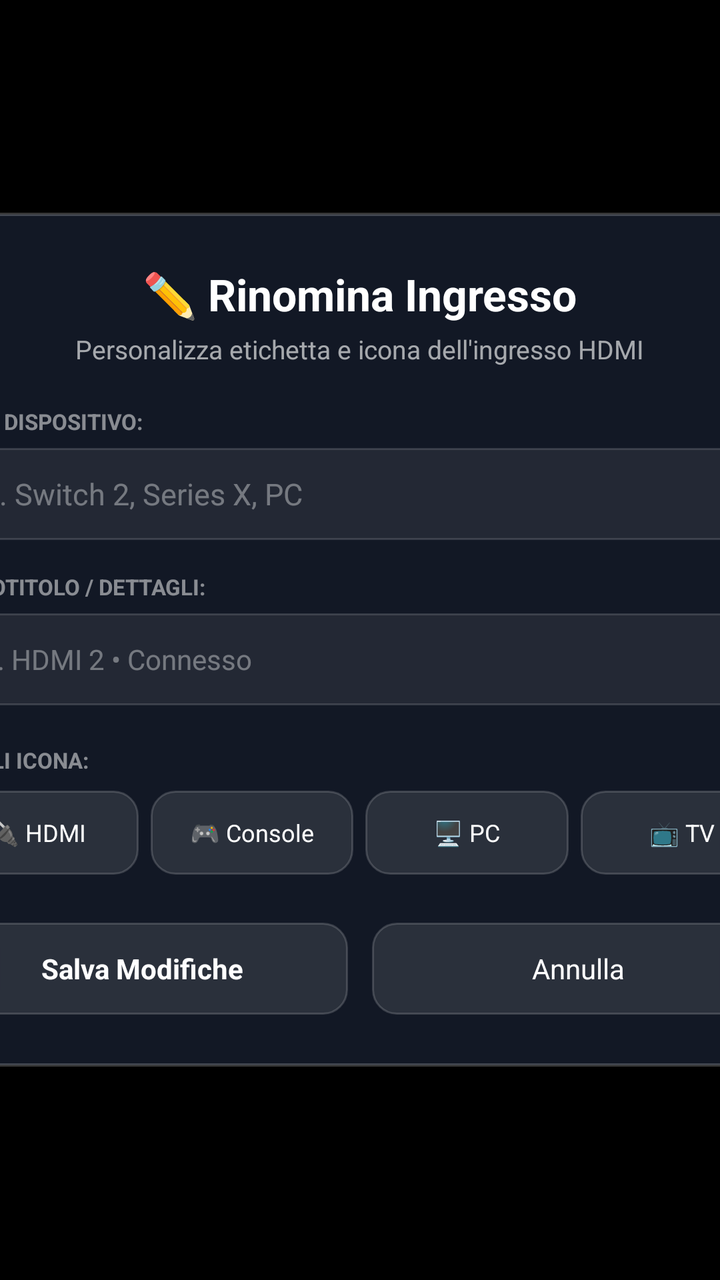
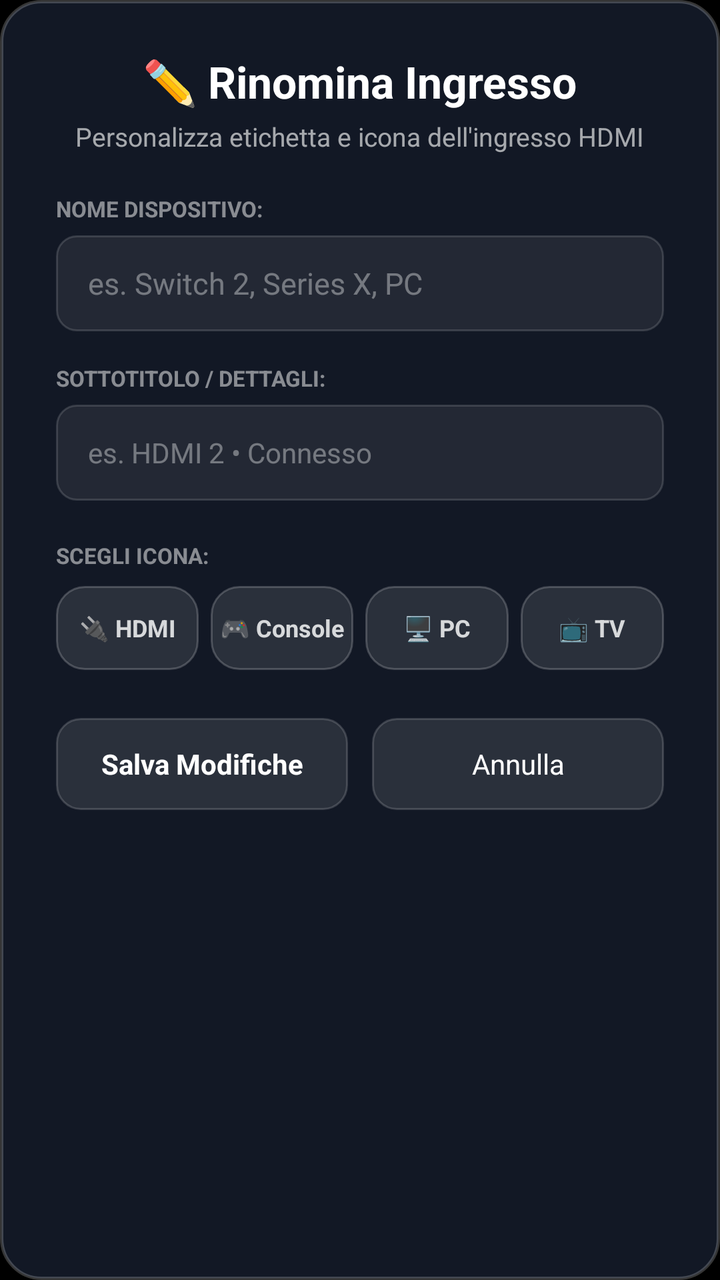

The first picture is an Android layout as it rendered before a commit; the second is the same layout after the commit. The layout source and the unified diff follow.
<!-- AndroidManifest.xml: application theme Theme.Zenith -->
<!-- res/layout/dialog_rename_input.xml -->
<?xml version="1.0" encoding="utf-8"?>
<FrameLayout xmlns:android="http://schemas.android.com/apk/res/android"
    android:layout_width="match_parent"
    android:layout_height="match_parent"
    android:background="#B3000000"
    android:clickable="true"
    android:focusable="true">

    <LinearLayout
        android:layout_width="480dp"
        android:layout_height="wrap_content"
        android:layout_gravity="center"
        android:orientation="vertical"
        android:background="@drawable/dialog_background"
        android:paddingStart="28dp"
        android:paddingEnd="28dp"
        android:paddingTop="26dp"
        android:paddingBottom="26dp"
        android:gravity="center_horizontal">

        <TextView
            android:layout_width="wrap_content"
            android:layout_height="wrap_content"
            android:text="✏️ Rinomina Ingresso"
            android:textColor="#FFFFFFFF"
            android:textSize="22sp"
            android:textStyle="bold" />

        <TextView
            android:id="@+id/tv_rename_target"
            android:layout_width="wrap_content"
            android:layout_height="wrap_content"
            android:layout_marginTop="4dp"
            android:layout_marginBottom="20dp"
            android:text="Personalizza etichetta e icona dell'ingresso HDMI"
            android:textColor="#A0FFFFFF"
            android:textSize="13sp" />

        <TextView
            android:layout_width="match_parent"
            android:layout_height="wrap_content"
            android:text="NOME DISPOSITIVO:"
            android:textColor="#80FFFFFF"
            android:textSize="11sp"
            android:textStyle="bold" />

        <EditText
            android:id="@+id/et_input_title"
            android:layout_width="match_parent"
            android:layout_height="46dp"
            android:layout_marginTop="6dp"
            android:layout_marginBottom="16dp"
            android:background="@drawable/input_field_bg"
            android:paddingStart="16dp"
            android:paddingEnd="16dp"
            android:textColor="#FFFFFFFF"
            android:textColorHint="#60FFFFFF"
            android:hint="es. Switch 2, Series X, PC"
            android:singleLine="true"
            android:textSize="15sp"
            android:focusable="true" />

        <TextView
            android:layout_width="match_parent"
            android:layout_height="wrap_content"
            android:text="SOTTOTITOLO / DETTAGLI:"
            android:textColor="#80FFFFFF"
            android:textSize="11sp"
            android:textStyle="bold" />

        <EditText
            android:id="@+id/et_input_subtitle"
            android:layout_width="match_parent"
            android:layout_height="46dp"
            android:layout_marginTop="6dp"
            android:layout_marginBottom="20dp"
            android:background="@drawable/input_field_bg"
            android:paddingStart="16dp"
            android:paddingEnd="16dp"
            android:textColor="#FFFFFFFF"
            android:textColorHint="#60FFFFFF"
            android:hint="es. HDMI 2 • Connesso"
            android:singleLine="true"
            android:textSize="14sp"
            android:focusable="true" />

        
        <TextView
            android:layout_width="match_parent"
            android:layout_height="wrap_content"
            android:text="SCEGLI ICONA:"
            android:textColor="#80FFFFFF"
            android:textSize="11sp"
            android:textStyle="bold" />

        <LinearLayout
            android:layout_width="match_parent"
            android:layout_height="wrap_content"
            android:layout_marginTop="8dp"
            android:layout_marginBottom="24dp"
            android:orientation="horizontal"
            android:gravity="center">

            <Button
                android:id="@+id/btn_icon_hdmi"
                android:layout_width="0dp"
                android:layout_height="42dp"
                android:layout_weight="1"
                android:layout_marginEnd="6dp"
                android:text="🔌 HDMI"
                android:textColor="@color/dialog_button_text_color"
                android:textSize="12sp"
                android:background="@drawable/dialog_button_selector"
                android:focusable="true" />

            <Button
                android:id="@+id/btn_icon_gamepad"
                android:layout_width="0dp"
                android:layout_height="42dp"
                android:layout_weight="1"
                android:layout_marginEnd="6dp"
                android:text="🎮 Console"
                android:textColor="@color/dialog_button_text_color"
                android:textSize="12sp"
                android:background="@drawable/dialog_button_selector"
                android:focusable="true" />

            <Button
                android:id="@+id/btn_icon_pc"
                android:layout_width="0dp"
                android:layout_height="42dp"
                android:layout_weight="1"
                android:layout_marginEnd="6dp"
                android:text="🖥️ PC"
                android:textColor="@color/dialog_button_text_color"
                android:textSize="12sp"
                android:background="@drawable/dialog_button_selector"
                android:focusable="true" />

            <Button
                android:id="@+id/btn_icon_tv"
                android:layout_width="0dp"
                android:layout_height="42dp"
                android:layout_weight="1"
                android:text="📺 TV"
                android:textColor="@color/dialog_button_text_color"
                android:textSize="12sp"
                android:background="@drawable/dialog_button_selector"
                android:focusable="true" />

        </LinearLayout>

        
        <LinearLayout
            android:layout_width="match_parent"
            android:layout_height="wrap_content"
            android:orientation="horizontal">

            <Button
                android:id="@+id/btn_save_input"
                android:layout_width="0dp"
                android:layout_height="46dp"
                android:layout_weight="1"
                android:layout_marginEnd="12dp"
                android:text="Salva Modifiche"
                android:textColor="@color/dialog_button_text_color"
                android:textStyle="bold"
                android:background="@drawable/dialog_button_selector"
                android:focusable="true" />

            <Button
                android:id="@+id/btn_cancel_input"
                android:layout_width="0dp"
                android:layout_height="46dp"
                android:layout_weight="1"
                android:text="Annulla"
                android:textColor="@color/dialog_button_text_color"
                android:background="@drawable/dialog_button_selector"
                android:focusable="true" />

        </LinearLayout>

    </LinearLayout>

</FrameLayout>
<!-- resources referenced by this layout -->
<resources>
  <!-- drawable dialog_background (drawable) -->
  <?xml version="1.0" encoding="utf-8"?>
  <shape xmlns:android="http://schemas.android.com/apk/res/android"
      android:shape="rectangle">
      <corners android:radius="20dp" />
      <solid android:color="#F2141A28" />
      <stroke android:width="1.5dp" android:color="#35FFFFFF" />
  </shape>
  <!-- drawable dialog_button_selector (drawable) -->
  <?xml version="1.0" encoding="utf-8"?>
  <selector xmlns:android="http://schemas.android.com/apk/res/android">
      <item android:state_focused="true">
          <shape android:shape="rectangle">
              <corners android:radius="12dp" />
              <solid android:color="#FFFFFFFF" />
              <stroke android:width="2dp" android:color="#FFFFFFFF" />
          </shape>
      </item>
      <item android:state_pressed="true">
          <shape android:shape="rectangle">
              <corners android:radius="12dp" />
              <solid android:color="#D0FFFFFF" />
          </shape>
      </item>
      <item>
          <shape android:shape="rectangle">
              <corners android:radius="12dp" />
              <solid android:color="#1AFFFFFF" />
              <stroke android:width="1dp" android:color="#2AFFFFFF" />
          </shape>
      </item>
  </selector>
  <!-- drawable input_field_bg (drawable) -->
  <?xml version="1.0" encoding="utf-8"?>
  <selector xmlns:android="http://schemas.android.com/apk/res/android">
      <item android:state_focused="true">
          <shape android:shape="rectangle">
              <corners android:radius="10dp" />
              <solid android:color="#24FFFFFF" />
              <stroke android:width="2dp" android:color="#FFFFFFFF" />
          </shape>
      </item>
      <item>
          <shape android:shape="rectangle">
              <corners android:radius="10dp" />
              <solid android:color="#12FFFFFF" />
              <stroke android:width="1dp" android:color="#25FFFFFF" />
          </shape>
      </item>
  </selector>
  <style name="Theme.Zenith" parent="@android:style/Theme.NoTitleBar.Fullscreen">
          <item name="android:windowBackground">@android:color/black</item>
          <item name="android:colorBackground">@android:color/black</item>
          <item name="android:textColorPrimary">@color/text_primary</item>
          <item name="android:textColorSecondary">@color/text_secondary</item>
      </style>
  <color name="text_primary">#FFFFFFFF</color>
  <color name="text_secondary">#CCE2D9F3</color>
</resources>

<!-- the commit's change to res/layout/dialog_rename_input.xml (unified diff, before → after) -->
@@ -1,185 +1,212 @@
 <?xml version="1.0" encoding="utf-8"?>
-<FrameLayout xmlns:android="http://schemas.android.com/apk/res/android"
-    android:layout_width="match_parent"
-    android:layout_height="match_parent"
-    android:background="#B3000000"
-    android:clickable="true"
-    android:focusable="true">
+<LinearLayout xmlns:android="http://schemas.android.com/apk/res/android"
+    android:id="@+id/ll_rename_root"
+    android:layout_width="480dp"
+    android:layout_height="wrap_content"
+    android:layout_gravity="center"
+    android:orientation="vertical"
+    android:background="@drawable/dialog_background"
+    android:paddingStart="28dp"
+    android:paddingEnd="28dp"
+    android:paddingTop="26dp"
+    android:paddingBottom="26dp"
+    android:gravity="center_horizontal"
+    android:defaultFocusHighlightEnabled="false">
+
+    <TextView
+        android:layout_width="wrap_content"
+        android:layout_height="wrap_content"
+        android:text="✏️ Rinomina Ingresso"
+        android:textColor="#FFFFFFFF"
+        android:textSize="22sp"
+        android:textStyle="bold" />
+
+    <TextView
+        android:id="@+id/tv_rename_target"
+        android:layout_width="wrap_content"
+        android:layout_height="wrap_content"
+        android:layout_marginTop="4dp"
+        android:layout_marginBottom="20dp"
+        android:text="Personalizza etichetta e icona dell'ingresso HDMI"
+        android:textColor="#A0FFFFFF"
+        android:textSize="13sp" />
+
+    <TextView
+        android:layout_width="match_parent"
+        android:layout_height="wrap_content"
+        android:text="NOME DISPOSITIVO:"
+        android:textColor="#80FFFFFF"
+        android:textSize="11sp"
+        android:textStyle="bold" />
+
+    <EditText
+        android:id="@+id/et_input_title"
+        android:layout_width="match_parent"
+        android:layout_height="48dp"
+        android:layout_marginTop="6dp"
+        android:layout_marginBottom="16dp"
+        android:background="@drawable/input_field_bg"
+        android:paddingStart="16dp"
+        android:paddingEnd="16dp"
+        android:textColor="#FFFFFFFF"
+        android:textColorHint="#60FFFFFF"
+        android:hint="es. Switch 2, Series X, PC"
+        android:singleLine="true"
+        android:maxLines="1"
+        android:imeOptions="actionNext"
+        android:inputType="textCapWords"
+        android:textSize="15sp"
+        android:focusable="true"
+        android:clickable="true"
+        android:defaultFocusHighlightEnabled="false" />
+
+    <TextView
+        android:layout_width="match_parent"
+        android:layout_height="wrap_content"
+        android:text="SOTTOTITOLO / DETTAGLI:"
+        android:textColor="#80FFFFFF"
+        android:textSize="11sp"
+        android:textStyle="bold" />
+
+    <EditText
+        android:id="@+id/et_input_subtitle"
+        android:layout_width="match_parent"
+        android:layout_height="48dp"
+        android:layout_marginTop="6dp"
+        android:layout_marginBottom="20dp"
+        android:background="@drawable/input_field_bg"
+        android:paddingStart="16dp"
+        android:paddingEnd="16dp"
+        android:textColor="#FFFFFFFF"
+        android:textColorHint="#60FFFFFF"
+        android:hint="es. HDMI 2 • Connesso"
+        android:singleLine="true"
+        android:maxLines="1"
+        android:imeOptions="actionDone"
+        android:inputType="text"
+        android:textSize="14sp"
+        android:focusable="true"
+        android:clickable="true"
+        android:defaultFocusHighlightEnabled="false" />
+
+    
+    <TextView
+        android:layout_width="match_parent"
+        android:layout_height="wrap_content"
+        android:text="SCEGLI ICONA:"
+        android:textColor="#80FFFFFF"
+        android:textSize="11sp"
+        android:textStyle="bold" />
 
     <LinearLayout
-        android:layout_width="480dp"
-        android:layout_height="wrap_content"
-        android:layout_gravity="center"
-        android:orientation="vertical"
-        android:background="@drawable/dialog_background"
-        android:paddingStart="28dp"
-        android:paddingEnd="28dp"
-        android:paddingTop="26dp"
-        android:paddingBottom="26dp"
-        android:gravity="center_horizontal">
-
-        <TextView
-            android:layout_width="wrap_content"
-            android:layout_height="wrap_content"
-            android:text="✏️ Rinomina Ingresso"
-            android:textColor="#FFFFFFFF"
-            android:textSize="22sp"
-            android:textStyle="bold" />
-
-        <TextView
-            android:id="@+id/tv_rename_target"
-            android:layout_width="wrap_content"
-            android:layout_height="wrap_content"
-            android:layout_marginTop="4dp"
-            android:layout_marginBottom="20dp"
-            android:text="Personalizza etichetta e icona dell'ingresso HDMI"
-            android:textColor="#A0FFFFFF"
-            android:textSize="13sp" />
-
-        <TextView
-            android:layout_width="match_parent"
-            android:layout_height="wrap_content"
-            android:text="NOME DISPOSITIVO:"
-            android:textColor="#80FFFFFF"
-            android:textSize="11sp"
-            android:textStyle="bold" />
-
-        <EditText
-            android:id="@+id/et_input_title"
-            android:layout_width="match_parent"
+        android:layout_width="match_parent"
+        android:layout_height="wrap_content"
+        android:layout_marginTop="8dp"
+        android:layout_marginBottom="24dp"
+        android:orientation="horizontal"
+        android:gravity="center">
+
+        <TextView
+            android:id="@+id/btn_icon_hdmi"
+            android:layout_width="0dp"
+            android:layout_height="42dp"
+            android:layout_weight="1"
+            android:layout_marginEnd="6dp"
+            android:gravity="center"
+            android:text="🔌 HDMI"
+            android:textColor="@color/choice_chip_text_color"
+            android:textSize="12sp"
+            android:textStyle="bold"
+            android:background="@drawable/choice_chip_selector"
+            android:focusable="true"
+            android:clickable="true"
+            android:defaultFocusHighlightEnabled="false" />
+
+        <TextView
+            android:id="@+id/btn_icon_gamepad"
+            android:layout_width="0dp"
+            android:layout_height="42dp"
+            android:layout_weight="1"
+            android:layout_marginEnd="6dp"
+            android:gravity="center"
+            android:text="🎮 Console"
+            android:textColor="@color/choice_chip_text_color"
+            android:textSize="12sp"
+            android:textStyle="bold"
+            android:background="@drawable/choice_chip_selector"
+            android:focusable="true"
+            android:clickable="true"
+            android:defaultFocusHighlightEnabled="false" />
+
+        <TextView
+            android:id="@+id/btn_icon_pc"
+            android:layout_width="0dp"
+            android:layout_height="42dp"
+            android:layout_weight="1"
+            android:layout_marginEnd="6dp"
+            android:gravity="center"
+            android:text="🖥️ PC"
+            android:textColor="@color/choice_chip_text_color"
+            android:textSize="12sp"
+            android:textStyle="bold"
+            android:background="@drawable/choice_chip_selector"
+            android:focusable="true"
+            android:clickable="true"
+            android:defaultFocusHighlightEnabled="false" />
+
+        <TextView
+            android:id="@+id/btn_icon_tv"
+            android:layout_width="0dp"
+            android:layout_height="42dp"
+            android:layout_weight="1"
+            android:gravity="center"
+            android:text="📺 TV"
+            android:textColor="@color/choice_chip_text_color"
+            android:textSize="12sp"
+            android:textStyle="bold"
+            android:background="@drawable/choice_chip_selector"
+            android:focusable="true"
+            android:clickable="true"
+            android:defaultFocusHighlightEnabled="false" />
+
+    </LinearLayout>
+
+    
+    <LinearLayout
+        android:layout_width="match_parent"
+        android:layout_height="wrap_content"
+        android:orientation="horizontal">
+
+        <TextView
+            android:id="@+id/btn_save_input"
+            android:layout_width="0dp"
             android:layout_height="46dp"
-            android:layout_marginTop="6dp"
-            android:layout_marginBottom="16dp"
-            android:background="@drawable/input_field_bg"
-            android:paddingStart="16dp"
-            android:paddingEnd="16dp"
-            android:textColor="#FFFFFFFF"
-            android:textColorHint="#60FFFFFF"
-            android:hint="es. Switch 2, Series X, PC"
-            android:singleLine="true"
-            android:textSize="15sp"
-            android:focusable="true" />
-
-        <TextView
-            android:layout_width="match_parent"
-            android:layout_height="wrap_content"
-            android:text="SOTTOTITOLO / DETTAGLI:"
-            android:textColor="#80FFFFFF"
-            android:textSize="11sp"
-            android:textStyle="bold" />
-
-        <EditText
-            android:id="@+id/et_input_subtitle"
-            android:layout_width="match_parent"
+            android:layout_weight="1"
+            android:layout_marginEnd="12dp"
+            android:gravity="center"
+            android:text="Salva Modifiche"
+            android:textColor="@color/dialog_button_text_color"
+            android:textStyle="bold"
+            android:textSize="14sp"
+            android:background="@drawable/dialog_button_selector"
+            android:focusable="true"
+            android:clickable="true"
+            android:defaultFocusHighlightEnabled="false" />
+
+        <TextView
+            android:id="@+id/btn_cancel_input"
+            android:layout_width="0dp"
             android:layout_height="46dp"
-            android:layout_marginTop="6dp"
-            android:layout_marginBottom="20dp"
-            android:background="@drawable/input_field_bg"
-            android:paddingStart="16dp"
-            android:paddingEnd="16dp"
-            android:textColor="#FFFFFFFF"
-            android:textColorHint="#60FFFFFF"
-            android:hint="es. HDMI 2 • Connesso"
-            android:singleLine="true"
+            android:layout_weight="1"
+            android:gravity="center"
+            android:text="Annulla"
+            android:textColor="@color/dialog_button_text_color"
             android:textSize="14sp"
-            android:focusable="true" />
-
-        
-        <TextView
-            android:layout_width="match_parent"
-            android:layout_height="wrap_content"
-            android:text="SCEGLI ICONA:"
-            android:textColor="#80FFFFFF"
-            android:textSize="11sp"
-            android:textStyle="bold" />
-
-        <LinearLayout
-            android:layout_width="match_parent"
-            android:layout_height="wrap_content"
-            android:layout_marginTop="8dp"
-            android:layout_marginBottom="24dp"
-            android:orientation="horizontal"
-            android:gravity="center">
-
-            <Button
-                android:id="@+id/btn_icon_hdmi"
-                android:layout_width="0dp"
-                android:layout_height="42dp"
-                android:layout_weight="1"
-                android:layout_marginEnd="6dp"
-                android:text="🔌 HDMI"
-                android:textColor="@color/dialog_button_text_color"
-                android:textSize="12sp"
-                android:background="@drawable/dialog_button_selector"
-                android:focusable="true" />
-
-            <Button
-                android:id="@+id/btn_icon_gamepad"
-                android:layout_width="0dp"
-                android:layout_height="42dp"
-                android:layout_weight="1"
-                android:layout_marginEnd="6dp"
-                android:text="🎮 Console"
-                android:textColor="@color/dialog_button_text_color"
-                android:textSize="12sp"
-                android:background="@drawable/dialog_button_selector"
-                android:focusable="true" />
-
-            <Button
-                android:id="@+id/btn_icon_pc"
-                android:layout_width="0dp"
-                android:layout_height="42dp"
-                android:layout_weight="1"
-                android:layout_marginEnd="6dp"
-                android:text="🖥️ PC"
-                android:textColor="@color/dialog_button_text_color"
-                android:textSize="12sp"
-                android:background="@drawable/dialog_button_selector"
-                android:focusable="true" />
-
-            <Button
-                android:id="@+id/btn_icon_tv"
-                android:layout_width="0dp"
-                android:layout_height="42dp"
-                android:layout_weight="1"
-                android:text="📺 TV"
-                android:textColor="@color/dialog_button_text_color"
-                android:textSize="12sp"
-                android:background="@drawable/dialog_button_selector"
-                android:focusable="true" />
-
-        </LinearLayout>
-
-        
-        <LinearLayout
-            android:layout_width="match_parent"
-            android:layout_height="wrap_content"
-            android:orientation="horizontal">
-
-            <Button
-                android:id="@+id/btn_save_input"
-                android:layout_width="0dp"
-                android:layout_height="46dp"
-                android:layout_weight="1"
-                android:layout_marginEnd="12dp"
-                android:text="Salva Modifiche"
-                android:textColor="@color/dialog_button_text_color"
-                android:textStyle="bold"
-                android:background="@drawable/dialog_button_selector"
-                android:focusable="true" />
-
-            <Button
-                android:id="@+id/btn_cancel_input"
-                android:layout_width="0dp"
-                android:layout_height="46dp"
-                android:layout_weight="1"
-                android:text="Annulla"
-                android:textColor="@color/dialog_button_text_color"
-                android:background="@drawable/dialog_button_selector"
-                android:focusable="true" />
-
-        </LinearLayout>
+            android:background="@drawable/dialog_button_selector"
+            android:focusable="true"
+            android:clickable="true"
+            android:defaultFocusHighlightEnabled="false" />
 
     </LinearLayout>
 
-</FrameLayout>
+</LinearLayout>
<!-- resource entries referenced after the edit -->
@@ -1,5 +1,46 @@
 <!-- resources referenced by this layout -->
 <resources>
+  <!-- drawable choice_chip_selector (drawable) -->
+  <?xml version="1.0" encoding="utf-8"?>
+  <selector xmlns:android="http://schemas.android.com/apk/res/android">
+      
+      <item android:state_focused="true" android:state_selected="true">
+          <shape android:shape="rectangle">
+              <corners android:radius="14dp" />
+              <solid android:color="#FFFFFFFF" />
+              <stroke android:width="3dp" android:color="#FF7AA2F7" />
+          </shape>
+      </item>
+      
+      <item android:state_focused="true">
+          <shape android:shape="rectangle">
+              <corners android:radius="14dp" />
+              <solid android:color="#FFFFFFFF" />
+          </shape>
+      </item>
+      
+      <item android:state_selected="true">
+          <shape android:shape="rectangle">
+              <corners android:radius="14dp" />
+              <solid android:color="#FFFFFFFF" />
+          </shape>
+      </item>
+      
+      <item android:state_pressed="true">
+          <shape android:shape="rectangle">
+              <corners android:radius="14dp" />
+              <solid android:color="#E0FFFFFF" />
+          </shape>
+      </item>
+      
+      <item>
+          <shape android:shape="rectangle">
+              <corners android:radius="14dp" />
+              <solid android:color="#1AFFFFFF" />
+              <stroke android:width="1dp" android:color="#33FFFFFF" />
+          </shape>
+      </item>
+  </selector>
   <!-- drawable dialog_background (drawable) -->
   <?xml version="1.0" encoding="utf-8"?>
   <shape xmlns:android="http://schemas.android.com/apk/res/android"
